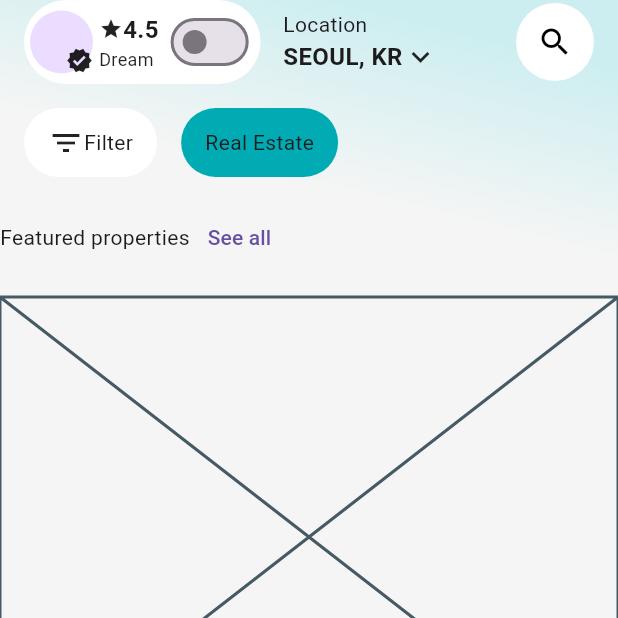
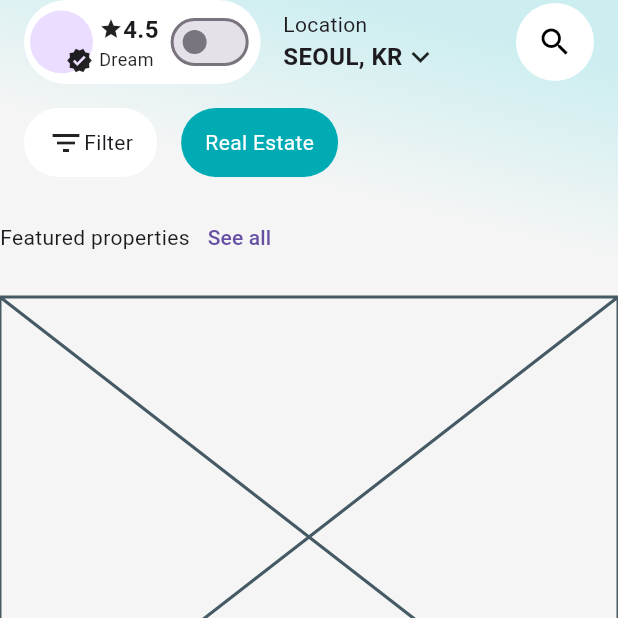
Before and after one commit to JAICHANGPARK/flutter_notebook_chapter_49, a Flutter app: the RealEstateHomePage screen opened directly, on a phone screen of 412 x 824 dp, the top half of it. Run offline on Flutter 3.47's test engine with Material 3 defaults, Android fonts, the phone set to English and light mode, and no system bars; our stand-ins replace dots_indicator, gap, google_fonts.

Commit message:
Update real_estate_home_page.dart

```diff
--- a/lib/ep2472_real_estate_app/ui/real_estate_home_page.dart
+++ b/lib/ep2472_real_estate_app/ui/real_estate_home_page.dart
@@ -150,8 +150,17 @@ class _RealEstateHomePageState extends State<RealEstateHomePage> {
                             color: Color.fromRGBO(0, 171, 180, 1),
                           ),
                           padding: EdgeInsets.symmetric(horizontal: 16),
-                          child: Row(children: [Text("Real Estate")]),
+                          child: Row(
+                            children: [
+                              Text(
+                                "Real Estate",
+                                style: TextStyle(color: Colors.white),
+                              ),
+                            ],
+                          ),
+
                         ),
+
                       ],
                     ),
                   ),
```
